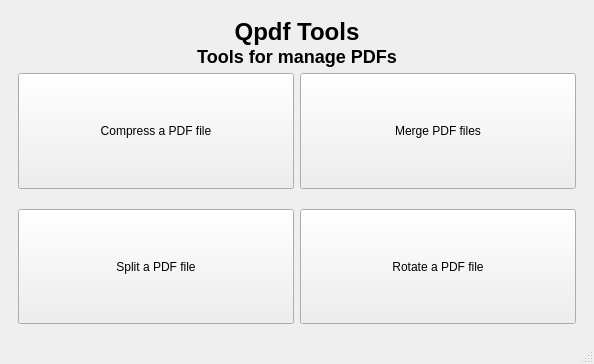
Above: src/interface/mainwindow.ui from silash35/qpdftools before the change. Below: the same form after it.
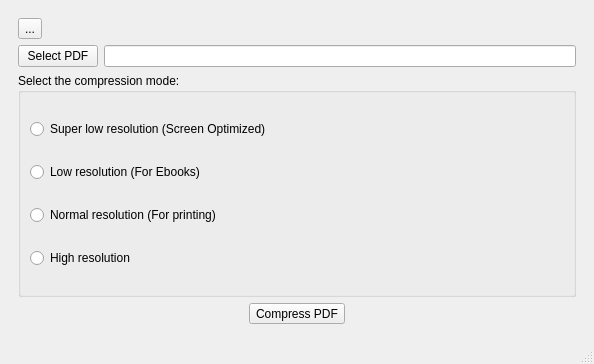
That is the form after the change.

Commit message: extract menu.ui from mainwindow.ui

Diff of the .ui file:
```diff
--- a/src/interface/mainwindow.ui
+++ b/src/interface/mainwindow.ui
@@ -20,100 +20,6 @@
       <property name="currentIndex">
        <number>0</number>
       </property>
-      <widget class="QWidget" name="page_menu">
-       <layout class="QVBoxLayout" name="verticalLayout_2">
-        <item>
-         <layout class="QVBoxLayout" name="verticalLayout">
-          <item>
-           <layout class="QVBoxLayout" name="verticalLayout_3">
-            <property name="spacing">
-             <number>0</number>
-            </property>
-            <item>
-             <widget class="QLabel" name="label_name">
-              <property name="text">
-               <string>&lt;html&gt;&lt;head/&gt;&lt;body&gt;&lt;h1 align=&quot;center&quot; style=&quot; margin-top:18px; margin-bottom:12px; margin-left:0px; margin-right:0px; -qt-block-indent:0; text-indent:0px;&quot;&gt;&lt;span style=&quot; font-size:xx-large; font-weight:600;&quot;&gt;Qpdf Tools&lt;/span&gt;&lt;/h1&gt;&lt;/body&gt;&lt;/html&gt;</string>
-              </property>
-             </widget>
-            </item>
-            <item>
-             <widget class="QLabel" name="label_description">
-              <property name="text">
-               <string>&lt;html&gt;&lt;head/&gt;&lt;body&gt;&lt;h2 align=&quot;center&quot; style=&quot; margin-top:16px; margin-bottom:12px; margin-left:0px; margin-right:0px; -qt-block-indent:0; text-indent:0px;&quot;&gt;&lt;span style=&quot; font-size:x-large; font-weight:600;&quot;&gt;Tools for manage PDFs&lt;/span&gt;&lt;/h2&gt;&lt;/body&gt;&lt;/html&gt;</string>
-              </property>
-             </widget>
-            </item>
-           </layout>
-          </item>
-          <item>
-           <layout class="QGridLayout" name="gridLayout">
-            <property name="verticalSpacing">
-             <number>20</number>
-            </property>
-            <item row="0" column="0">
-             <widget class="QToolButton" name="tbtn_compress">
-              <property name="sizePolicy">
-               <sizepolicy hsizetype="Expanding" vsizetype="Expanding">
-                <horstretch>0</horstretch>
-                <verstretch>0</verstretch>
-               </sizepolicy>
-              </property>
-              <property name="mouseTracking">
-               <bool>false</bool>
-              </property>
-              <property name="text">
-               <string>Compress a PDF file</string>
-              </property>
-              <property name="autoRaise">
-               <bool>false</bool>
-              </property>
-             </widget>
-            </item>
-            <item row="1" column="0">
-             <widget class="QToolButton" name="tbtn_split">
-              <property name="sizePolicy">
-               <sizepolicy hsizetype="Expanding" vsizetype="Expanding">
-                <horstretch>0</horstretch>
-                <verstretch>0</verstretch>
-               </sizepolicy>
-              </property>
-              <property name="text">
-               <string>Split a PDF file</string>
-              </property>
-             </widget>
-            </item>
-            <item row="1" column="1">
-             <widget class="QToolButton" name="tbtn_rotate">
-              <property name="sizePolicy">
-               <sizepolicy hsizetype="Expanding" vsizetype="Expanding">
-                <horstretch>0</horstretch>
-                <verstretch>0</verstretch>
-               </sizepolicy>
-              </property>
-              <property name="text">
-               <string>Rotate a PDF file</string>
-              </property>
-             </widget>
-            </item>
-            <item row="0" column="1">
-             <widget class="QToolButton" name="tbtn_merge">
-              <property name="sizePolicy">
-               <sizepolicy hsizetype="Expanding" vsizetype="Expanding">
-                <horstretch>0</horstretch>
-                <verstretch>0</verstretch>
-               </sizepolicy>
-              </property>
-              <property name="text">
-               <string>Merge PDF files</string>
-              </property>
-             </widget>
-            </item>
-           </layout>
-          </item>
-         </layout>
-        </item>
-       </layout>
-      </widget>
       <widget class="QWidget" name="page_compress">
        <layout class="QVBoxLayout" name="verticalLayout_6">
         <item>
```
The commit also changes 6 other files.
